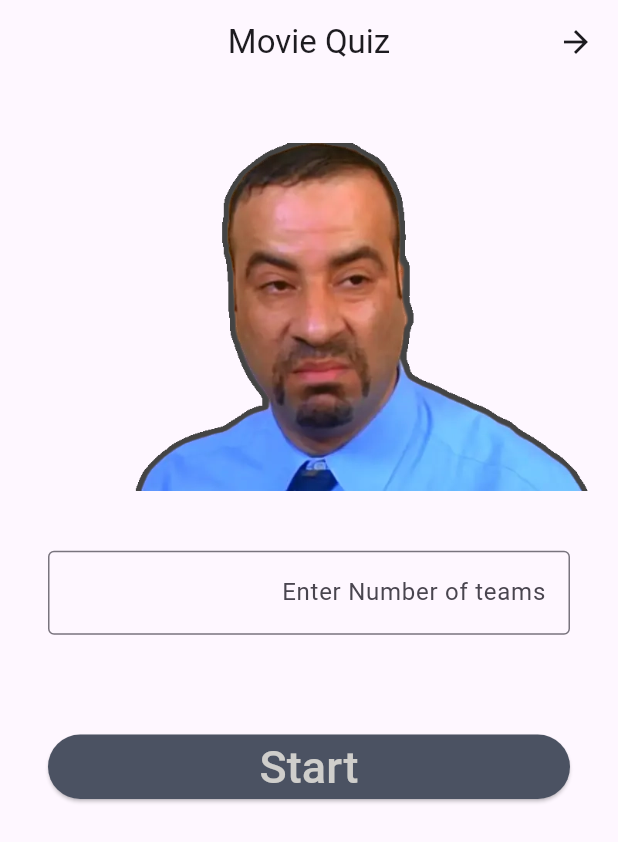
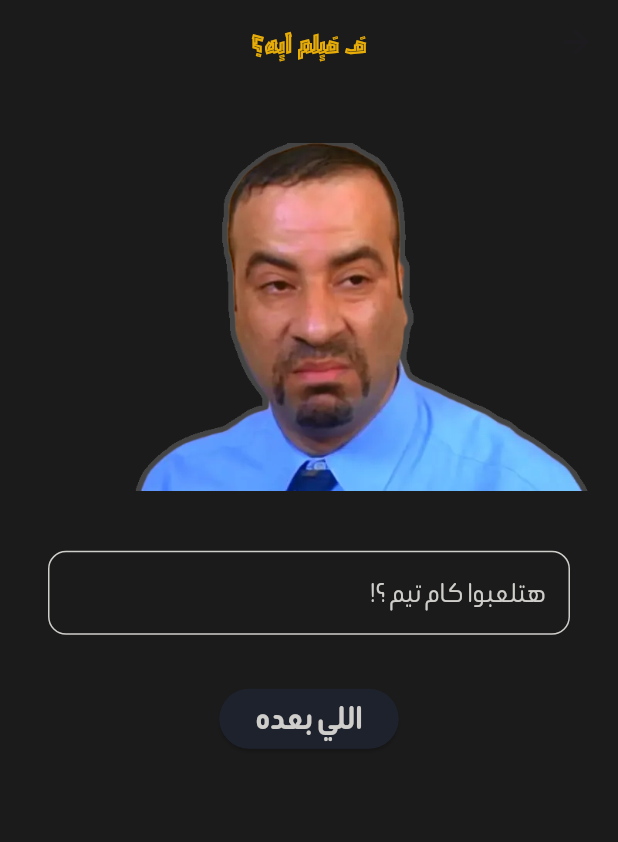
Before and after one commit to ahmd4real/movie_quiz, a Flutter app: the HomePage screen opened by its route, on a phone screen of 412 x 824 dp. Shown: the top 842 px of the screen. Run offline on Flutter 3.47's test engine with Material 3 defaults, Android fonts, the phone set to English and light mode, and no system bars; our stand-ins replace timer_count_down.

Commit message:
link pages together

```diff
--- a/lib/constants.dart
+++ b/lib/constants.dart
@@ -6,10 +6,11 @@ const Color kOrange = Color(0xfff48c44);
 const Color kWhite = Color.fromARGB(255, 207, 206, 203);
 const Color kGrey = Color(0xff4b5262);
 
-const Color kPrimary = Color(0xff1f2429);
-const Color kQuiestionColor = Color(0xff2f3542);
+//const Color kPrimary = Color(0xff1f2429);
+
 const Color kGreen = Color(0xff26aa5e);
 const Color kRed = Color(0xfff8024f);
+const Color kPrimary=Color(0xff701830);
 
 const Color kYellow = Color.fromARGB(255, 188, 195, 214);
 const Color kYellow2 = Color(0xffe8ad07);
@@ -22,4 +23,13 @@ const Color kBlack=Color(0xff0b0311);
 const Color kDarkPurple=Color(0xff1b082d);
 const Color kPurple=Color(0xff27034f);
 
-const String kPrimeFont='Beiruti';
+
+const Color kBackgroundColor = Color(0xff1b1b1b);
+const Color kQuiestionColor = Color.fromARGB(255, 78, 78, 78);
+const Color kAnswerColor = Color(0xff1e222d);
+
+const String font='Beiruti';
+const String teamFont='Blaka Hollow';
+
+
+const String appTitle='ف فيلم ايه؟';
--- a/lib/main.dart
+++ b/lib/main.dart
@@ -35,7 +35,7 @@ class MovieQuiz extends StatelessWidget {
         TeamsNamePage.id:(context)=> const TeamsNamePage(),
         QuizPage.id:(context)=> const QuizPage(),
       },
-      initialRoute: QuizPage.id,
+      initialRoute: HomePage.id,
     );
   }
 }
--- a/lib/models/data_file.dart
+++ b/lib/models/data_file.dart
@@ -16,7 +16,7 @@ final data = [
     "اللمبي",
     "الكيف",
   ]),
-  Question(question: "احنا بتوع الأتوبيس", answerIndex: 0, options: [
+  Question(question: "احنا  الأتوبيس", answerIndex: 0, options: [
     "احنا بتوع الأتوبيس",
     "اللمبي",
     "الكيف",
--- a/lib/view/screens/home_page.dart
+++ b/lib/view/screens/home_page.dart
@@ -1,10 +1,10 @@
 import 'package:flutter/material.dart';
 import 'package:movie_quiz/constants.dart';
 import 'package:movie_quiz/view/screens/teams_name.dart';
-
-
+import 'package:movie_quiz/view/widgets/custom_text_field.dart';
 
 int NumebrOfTeams = 0;
+
 class HomePage extends StatelessWidget {
   const HomePage({super.key});
   static const String id = "home_page";
@@ -12,9 +12,11 @@ class HomePage extends StatelessWidget {
   @override
   Widget build(BuildContext context) {
     return Scaffold(
+      backgroundColor: kBackgroundColor,
       appBar: AppBar(
+        backgroundColor: kBackgroundColor,
         centerTitle: true,
-        title: const Text("Movie Quiz"),
+        title: const Text(appTitle,style: TextStyle(fontFamily:  teamFont,color: kYellow2)),
       ),
       body: ListView(
         children: [
@@ -23,34 +25,38 @@ class HomePage extends StatelessWidget {
             child: Container(
               height: MediaQuery.of(context).size.height * 0.3,
               width: double.infinity,
-            child:Image.asset('assets/images/header.png'),
+              child: Image.asset('assets/images/header.png'),
             ),
-        )
-        ,
+          ),
           Padding(
               padding: const EdgeInsets.all(32.0),
-          child: TextField(
-            onChanged: (value) => NumebrOfTeams = int.parse(value),
-            keyboardType: TextInputType.number,
-            decoration: const InputDecoration(
-              border: OutlineInputBorder(),
-              labelText: 'Enter Number of teams',
+              child: CustomTextField(
+                labelText: 'هتلعبوا كام تيم ؟!',
+              )),
+          Row(
+            mainAxisAlignment: MainAxisAlignment.center,
+            children: [
+
+              ElevatedButton(
+                style: ButtonStyle(
+                  backgroundColor: WidgetStateProperty.all<Color>(
+                    kAnswerColor,)
                 ),
-          ),
-        ),
+                  onPressed: () {
+                    Navigator.pushReplacementNamed(context, TeamsNamePage.id);
+                  },
+                  child: const Text(
+                    "اللي بعده",
+                    style: TextStyle(
+                      color: kWhite,
+                        fontFamily: font,
+                        fontWeight: FontWeight.w700,
+                        fontSize: 24),
+                  )),
 
-        Padding(
-          padding:  const EdgeInsets.all(32.0),
-          child: ElevatedButton(
-            onPressed: () => Navigator.pushNamed(context, TeamsNamePage.id),
-            style: ElevatedButton.styleFrom(
-              foregroundColor: kWhite, backgroundColor: kGrey,
-              shape: const RoundedRectangleBorder(
-                borderRadius: BorderRadius.all(Radius.circular(30.0)),
+            ],
           )
-        ), child: const Text("Start",style: TextStyle(color: kWhite,fontSize: 30),),))
         ],
-
       ),
     );
   }
--- /dev/null
+++ b/lib/view/widgets/custom_text_field.dart
@@ -0,0 +1,32 @@
+import 'package:flutter/material.dart';
+import 'package:movie_quiz/constants.dart';
+import 'package:movie_quiz/view/screens/home_page.dart';
+
+class CustomTextField extends StatelessWidget {
+   CustomTextField({required this.labelText,this.keyboardType = TextInputType.none,super.key});
+  final String labelText;
+  TextInputType keyboardType;
+  @override
+  Widget build(BuildContext context) {
+    return TextFormField(
+            onChanged: (value) => NumebrOfTeams = int.parse(value),
+            keyboardType: keyboardType,
+            decoration:  InputDecoration(
+              border: const OutlineInputBorder(
+                borderRadius:  BorderRadius.all(Radius.circular(12.0)),
+                borderSide: BorderSide(color: kWhite),
+              ),
+              focusedBorder: const OutlineInputBorder(
+                borderRadius: BorderRadius.all(Radius.circular(12.0)),
+                borderSide: BorderSide(color: kWhite),
+              ),
+              enabledBorder: const OutlineInputBorder(
+                borderRadius: BorderRadius.all(Radius.circular(12.0)),
+                borderSide: BorderSide(color: kWhite),
+              ),
+              labelText: labelText,
+              labelStyle: const TextStyle(color: kWhite,fontFamily: font,fontSize: 20),
+            ),
+          );
+  }
+}
--- a/pubspec.yaml
+++ b/pubspec.yaml
@@ -37,6 +37,7 @@ dependencies:
   easy_quiz_game: ^1.0.1
   flutter_localization: ^0.2.0
   intl: ^0.19.0
+  timer_count_down: ^2.2.2
 
 dev_dependencies:
   flutter_test:
```
Also changed, not shown: lib/view/screens/quiz_page.dart (+101 -30 lines), lib/view/screens/teams_name.dart (+27 -19 lines), pubspec.lock. Lines whose indentation alone changed are shown as unchanged.
